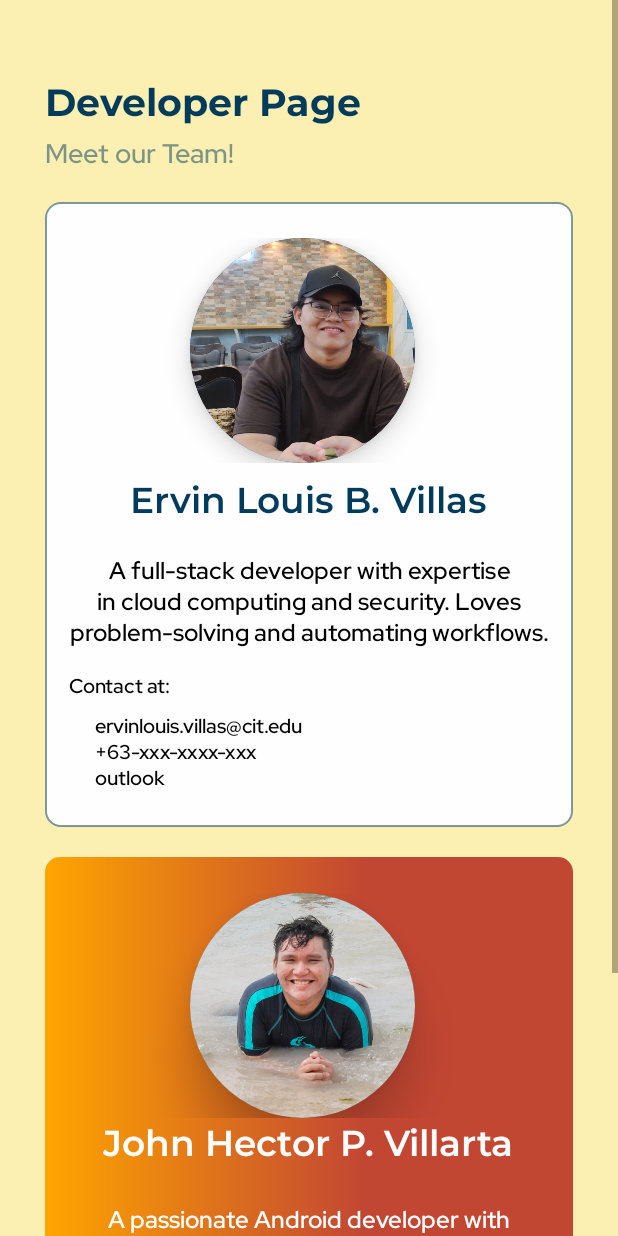
After one commit to siv727/Huckster-Trial, an Android app: the layout activity_developer_page.xml on its own in the app's theme, with its tools: preview values and no code run, on a phone screen of 412 x 824 dp. The commit adds this screen. Run offline under Robolectric (Android 15) with nearby library versions, the phone set to English and light mode, and no system bars.

Commit message:
added activity_developer_page.xml no activity yet

```diff
--- a/app/src/main/res/drawable/color_gradient_button_2.xml
+++ b/app/src/main/res/drawable/color_gradient_button_2.xml
@@ -3,6 +3,7 @@
     <item>
         <shape>
             <corners android:radius="10dp"/>
+            <padding android:bottom="8dp" android:left="8dp" android:right="8dp" android:top="8dp"/>
             <gradient
                 android:type="linear"
                 android:startColor="@color/trade_yellow"
--- /dev/null
+++ b/app/src/main/res/drawable/rounded_image.xml
@@ -0,0 +1,10 @@
+<?xml version="1.0" encoding="utf-8"?>
+<shape xmlns:android="http://schemas.android.com/apk/res/android"
+    android:shape="rectangle">
+
+    <corners android:radius="1000dp"/>
+    <solid android:color="@color/off_white"/>
+    <stroke
+        android:width="3dp"
+        android:color="@color/trade_blue"/>
+</shape>
--- /dev/null
+++ b/app/src/main/res/layout/activity_developer_page.xml
@@ -0,0 +1,167 @@
+<?xml version="1.0" encoding="utf-8"?>
+<ScrollView xmlns:android="http://schemas.android.com/apk/res/android"
+    android:layout_width="match_parent"
+    android:layout_height="match_parent"
+    android:background="@color/welcome_yellow"
+    >
+
+    <LinearLayout
+        android:layout_width="match_parent"
+        android:layout_height="wrap_content"
+        android:orientation="vertical"
+        android:padding="30dp"
+        >
+
+        <TextView
+            android:layout_width="match_parent"
+            android:layout_height="wrap_content"
+            android:text="Developer Page"
+            android:textSize="25sp"
+            android:fontFamily="@font/montserrat_bold"
+            android:textColor="@color/trade_blue"
+            android:layout_marginTop="20dp"/>
+        <TextView
+            android:layout_width="match_parent"
+            android:layout_height="wrap_content"
+            android:text="Meet our Team\!"
+            android:textSize="18dp"
+            android:textColor="@color/trade_blue_50percent"
+            android:fontFamily="@font/rdh_semi_bold"
+            android:layout_marginBottom="20dp"
+
+            />
+
+        <!-- Ervin Section -->
+        <LinearLayout
+            android:layout_width="match_parent"
+            android:layout_height="wrap_content"
+            android:orientation="vertical"
+            android:paddingVertical="24dp"
+            android:background="@drawable/dialog_background"
+
+            android:layout_marginBottom="20dp"
+            >
+
+            <LinearLayout
+                android:layout_width="match_parent"
+                android:layout_height="wrap_content"
+                android:orientation="horizontal"
+                android:gravity="center"
+                >
+
+                <ImageView
+                    android:layout_width="150dp"
+                    android:layout_height="150dp"
+                    android:src="@drawable/developer_ervin"
+                    android:background="@drawable/rounded_image"
+                    android:scaleType="centerCrop"
+                    android:clipToOutline="true"
+                    android:layout_marginEnd="8dp"
+                    android:elevation="10dp"/>
+
+            </LinearLayout>
+
+            <TextView
+                android:layout_width="wrap_content"
+                android:layout_height="wrap_content"
+                android:layout_gravity="center"
+                android:fontFamily="@font/montserrat_semi_bold"
+                android:padding="8dp"
+                android:text="Ervin Louis B. Villas"
+                android:textColor="@color/trade_blue"
+                android:textSize="24sp" />
+
+            <TextView
+                android:layout_width="wrap_content"
+                android:layout_height="wrap_content"
+                android:text="A full-stack developer with expertise in cloud computing and security. Loves problem-solving and automating workflows."
+                android:textColor="@color/black"
+                android:textSize="16sp"
+                android:textAlignment="center"
+                android:fontFamily="@font/rdh_semi_bold"
+                android:padding="8dp" />
+            <TextView
+                android:layout_width="match_parent"
+                android:layout_height="wrap_content"
+                android:text="Contact at:"
+                android:textColor="@color/black"
+                android:textSize="13sp"
+                android:fontFamily="@font/rdh_semi_bold"
+                android:padding="8dp" />
+            <TextView
+                android:layout_width="match_parent"
+                android:layout_height="wrap_content"
+                android:text="ervinlouis.villas@cit.edu\n+63-xxx-xxxx-xxx\noutlook"
+                android:textColor="@color/black"
+                android:textSize="13sp"
+                android:fontFamily="@font/rdh_semi_bold"
+                android:paddingStart="25dp" />
+        </LinearLayout>
+
+        <!-- Hector Section -->
+        <LinearLayout
+            android:layout_width="match_parent"
+            android:layout_height="wrap_content"
+            android:orientation="vertical"
+            android:background="@drawable/color_gradient_button_2"
+            android:paddingVertical="24dp">
+
+            <LinearLayout
+                android:layout_width="match_parent"
+                android:layout_height="wrap_content"
+                android:gravity="center"
+                android:orientation="horizontal">
+
+                <ImageView
+                    android:layout_width="150dp"
+                    android:layout_height="150dp"
+                    android:layout_marginEnd="8dp"
+                    android:scaleType="centerCrop"
+                    android:src="@drawable/developer_hector"
+                    android:background="@drawable/rounded_image"
+                    android:clipToOutline="true"
+                    android:elevation="20dp"/>
+
+            </LinearLayout>
+
+            <TextView
+                android:layout_width="wrap_content"
+                android:layout_height="wrap_content"
+                android:fontFamily="@font/montserrat_semi_bold"
+                android:text="John Hector P. Villarta"
+                android:textColor="@color/white"
+                android:textSize="24sp"
+                android:layout_gravity="center"/>
+
+            <TextView
+                android:layout_width="wrap_content"
+                android:layout_height="wrap_content"
+                android:elevation="5dp"
+                android:fontFamily="@font/rdh_semi_bold"
+                android:padding="20dp"
+                android:text="A passionate Android developer with a love for clean and efficient code. Specializes in UI/UX and backend optimization."
+                android:textAlignment="center"
+                android:textStyle=""
+                android:textColor="@color/white"
+                android:textSize="16sp" />
+
+            <TextView
+                android:layout_width="match_parent"
+                android:layout_height="wrap_content"
+                android:text="Contact at:"
+                android:textColor="@color/white"
+                android:textSize="13sp"
+                android:fontFamily="@font/rdh_semi_bold"
+                android:padding="8dp" />
+            <TextView
+                android:layout_width="match_parent"
+                android:layout_height="wrap_content"
+                android:text="johnhector.villarta@cit.edu\n+63-xxx-xxxx-xxx\noutlook"
+                android:textColor="@color/white"
+                android:textSize="13sp"
+                android:fontFamily="@font/rdh_semi_bold"
+                android:paddingStart="25dp" />
+
+        </LinearLayout>
+    </LinearLayout>
+</ScrollView>
```
Also changed, not shown: app/src/main/res/drawable/developer_ervin.jpeg (added), app/src/main/res/drawable/developer_hector.jpg (added).
